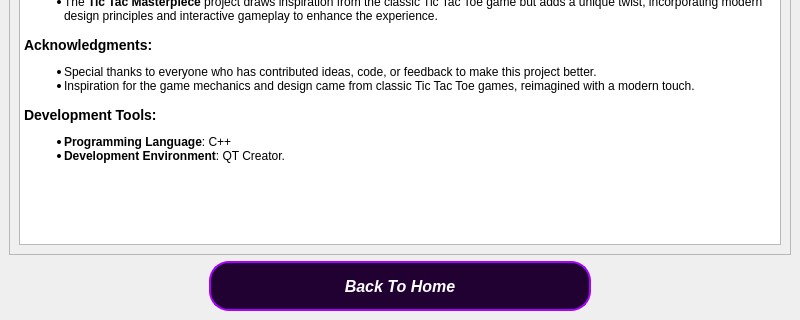
The window that creditswindow.ui (Mohammed-3tef/Tic_Tac_Masterpiece_GUI) describes before a commit, drawn with Qt 5; both pictures show x 0 to 800 and y 280 to 600 of the 800 by 600 pixel window.
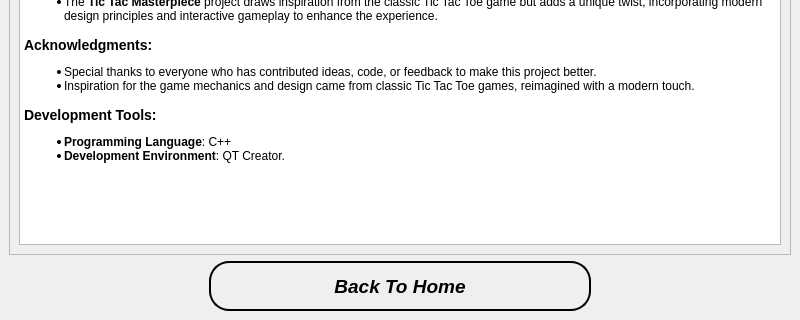
The same window after the commit. Icons and pictures are not drawn.

Patch:
```diff
--- a/creditswindow.ui
+++ b/creditswindow.ui
@@ -112,18 +112,21 @@
       </property>
       <property name="font">
        <font>
-        <pointsize>12</pointsize>
+        <pointsize>14</pointsize>
         <italic>true</italic>
         <bold>true</bold>
        </font>
       </property>
       <property name="styleSheet">
-       <string notr="true">QPushButton {margin-right: 200%;
-margin-left: 200%;
-
-background-color: rgb(33, 0, 50);
-    color: white; 
-    border: 2px solid rgb(170, 0, 255) ;
+       <string notr="true">QPushButton {
+	margin-right: 200%;
+	margin-left: 200%;
+	background: qlineargradient(spread:pad, x1:0, y1:0, x2:1, y2:0,  
+	stop:1 #c8b6ff
+	stop:0 #7ccbd6);
+	
+    color: #000; 
+    border: 2px solid rgb(0,0,0) ;
     border-radius: 20px;
     padding: 5px;
 }
```
Left out of the diff: 10 changed lines with no effect on the pictures.
